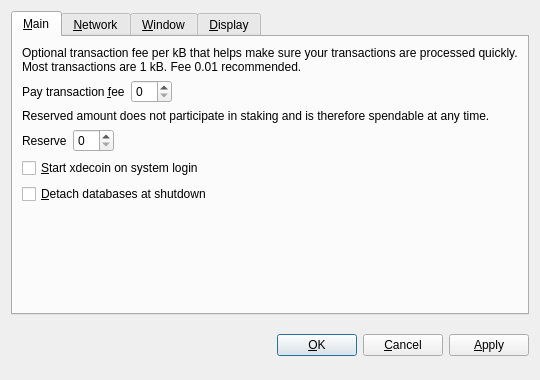
First picture: the form in src/qt/forms/optionsdialog.ui, repository rarecoin/RareCoin, before the edit.
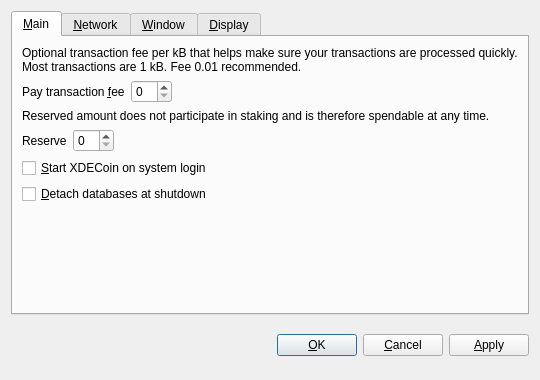
Second picture: the form after the edit. Custom widgets are drawn as their Qt base class.

Patch:
```diff
--- a/src/qt/forms/optionsdialog.ui
+++ b/src/qt/forms/optionsdialog.ui
@@ -128,7 +128,7 @@
           <string>Automatically start xdecoin after logging in to the system.</string>
          </property>
          <property name="text">
-          <string>&amp;Start xdecoin on system login</string>
+          <string>&amp;Start XDECoin on system login</string>
          </property>
         </widget>
        </item>
```
Left out of the diff: 10 changed lines with no effect on the pictures.
